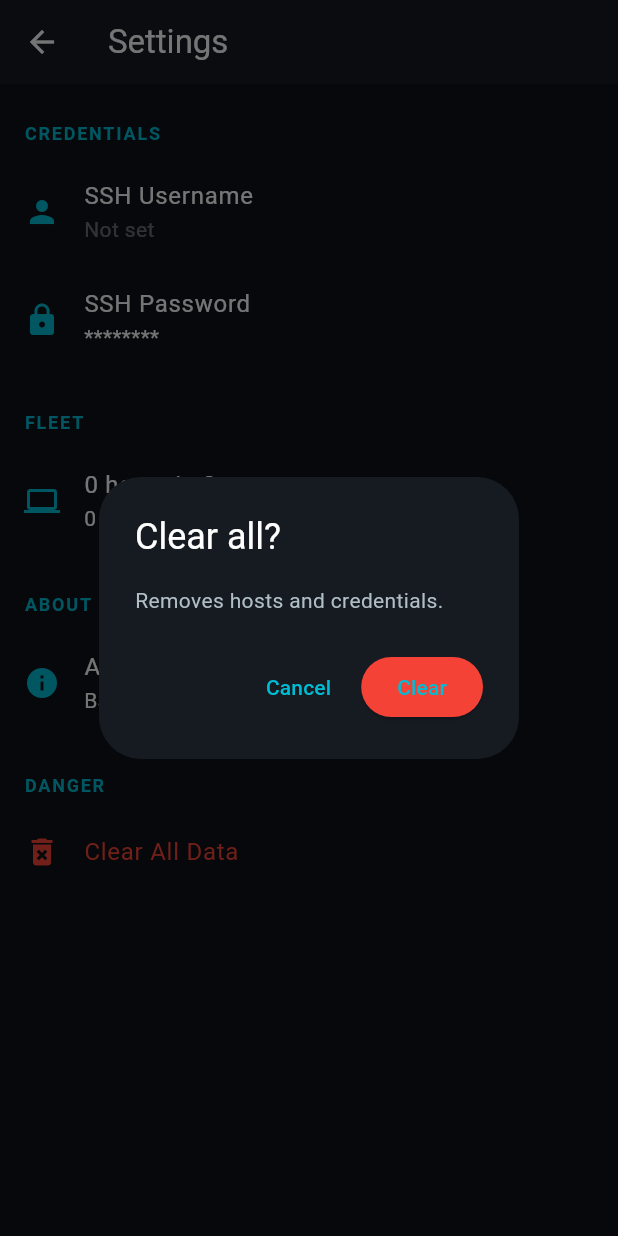
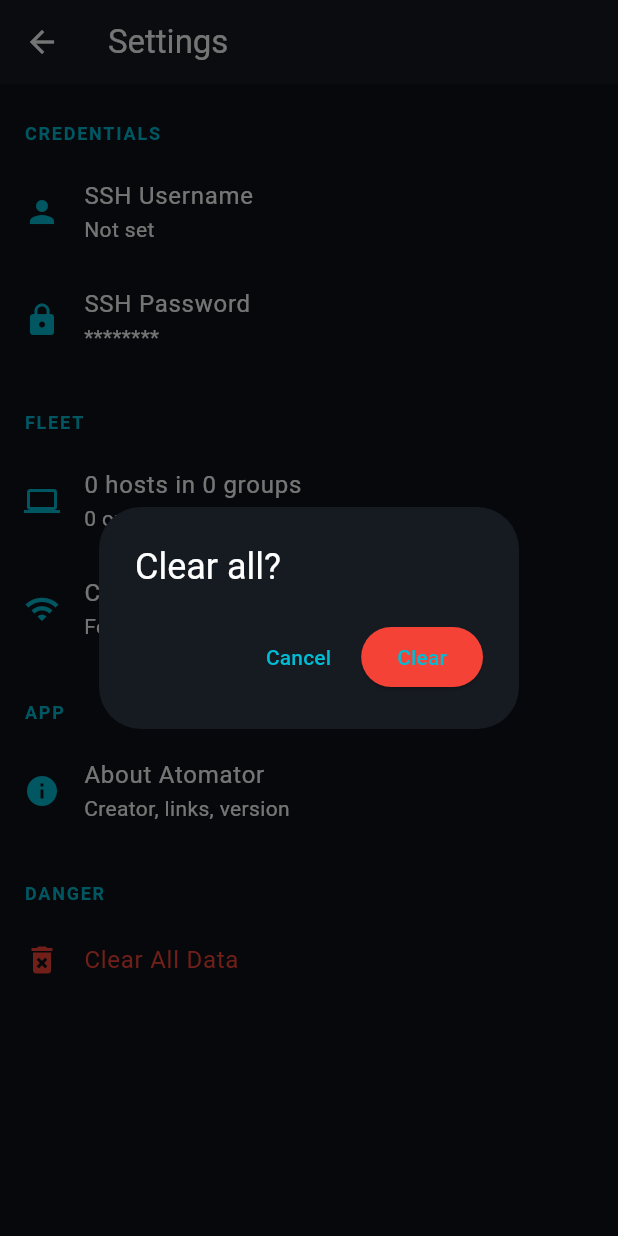
Before and after one commit to axelsarassamit/atomator-android-app, a Flutter app: the SettingsScreen screen opened directly, after a tap on "Clear All Data", on a phone screen of 412 x 824 dp. Run offline on Flutter 3.47's test engine with Material 3 defaults, Android fonts, the phone set to English and light mode, and no system bars; our stand-ins replace flutter_secure_storage, shared_preferences; missing offline and left inert: dartssh2; accounts and stored records are empty.

Commit message:
v1.1.0: Add About link, MAC collection, improved settings

```diff
--- a/lib/screens/settings_screen.dart
+++ b/lib/screens/settings_screen.dart
@@ -2,6 +2,7 @@ import 'package:flutter/material.dart';
 import 'package:provider/provider.dart';
 import '../providers/host_provider.dart';
 import '../models/models.dart';
+import 'about_screen.dart';
 
 class SettingsScreen extends StatelessWidget {
   const SettingsScreen({super.key});
@@ -11,16 +12,20 @@ class SettingsScreen extends StatelessWidget {
       appBar: AppBar(title: const Text('Settings')),
       body: ListView(children: [
         _sec('CREDENTIALS'),
-        ListTile(leading: const Icon(Icons.person, color: Colors.cyan), title: const Text('SSH Username'), subtitle: Text(hp.credentials?.username ?? 'Not set', style: const TextStyle(color: Colors.white38)), onTap: () => _editCreds(context, hp)),
+        ListTile(leading: const Icon(Icons.person, color: Colors.cyan), title: const Text('SSH Username'), subtitle: Text(hp.credentials?.username ?? 'Not set'), onTap: () => _editCreds(context, hp)),
         ListTile(leading: const Icon(Icons.lock, color: Colors.cyan), title: const Text('SSH Password'), subtitle: const Text('********'), onTap: () => _editCreds(context, hp)),
         _sec('FLEET'),
-        ListTile(leading: const Icon(Icons.computer, color: Colors.cyan), title: Text('${hp.hosts.length} hosts in ${hp.groups.length} groups'), subtitle: Text('${hp.onlineCount} online, ${hp.offlineCount} offline')),
-        _sec('ABOUT'),
-        const ListTile(leading: Icon(Icons.info, color: Colors.cyan), title: Text('Atomator Mobile v1.0.0'), subtitle: Text('Based on Atomator v.02.09.00')),
+        ListTile(leading: const Icon(Icons.computer, color: Colors.cyan), title: Text(hp.hosts.length.toString() + ' hosts in ' + hp.groups.length.toString() + ' groups'),
+          subtitle: Text(hp.onlineCount.toString() + ' online, ' + hp.offlineCount.toString() + ' offline')),
+        ListTile(leading: const Icon(Icons.wifi, color: Colors.cyan), title: const Text('Collect MAC Addresses'), subtitle: const Text('For Wake-on-LAN'), onTap: () { hp.collectMacAddresses(); ScaffoldMessenger.of(context).showSnackBar(const SnackBar(content: Text('Collecting MACs...'))); }),
+        _sec('APP'),
+        ListTile(leading: const Icon(Icons.info, color: Colors.cyan), title: const Text('About Atomator'), subtitle: const Text('Creator, links, version'),
+          onTap: () => Navigator.push(context, MaterialPageRoute(builder: (_) => const AboutScreen()))),
         _sec('DANGER'),
         ListTile(leading: const Icon(Icons.delete_forever, color: Colors.red), title: const Text('Clear All Data', style: TextStyle(color: Colors.red)),
-          onTap: () => showDialog(context: context, builder: (_) => AlertDialog(backgroundColor: const Color(0xFF161B22), title: const Text('Clear all?'), content: const Text('Removes hosts and credentials.'),
-            actions: [TextButton(onPressed: () => Navigator.pop(context), child: const Text('Cancel')), ElevatedButton(style: ElevatedButton.styleFrom(backgroundColor: Colors.red), onPressed: () { hp.clearAll(); Navigator.pop(context); }, child: const Text('Clear'))]))),
+          onTap: () => showDialog(context: context, builder: (_) => AlertDialog(backgroundColor: const Color(0xFF161B22), title: const Text('Clear all?'),
+            actions: [TextButton(onPressed: () => Navigator.pop(context), child: const Text('Cancel')),
+              ElevatedButton(style: ElevatedButton.styleFrom(backgroundColor: Colors.red), onPressed: () { hp.clearAll(); Navigator.pop(context); }, child: const Text('Clear'))]))),
       ]),
     ));
   }
```
